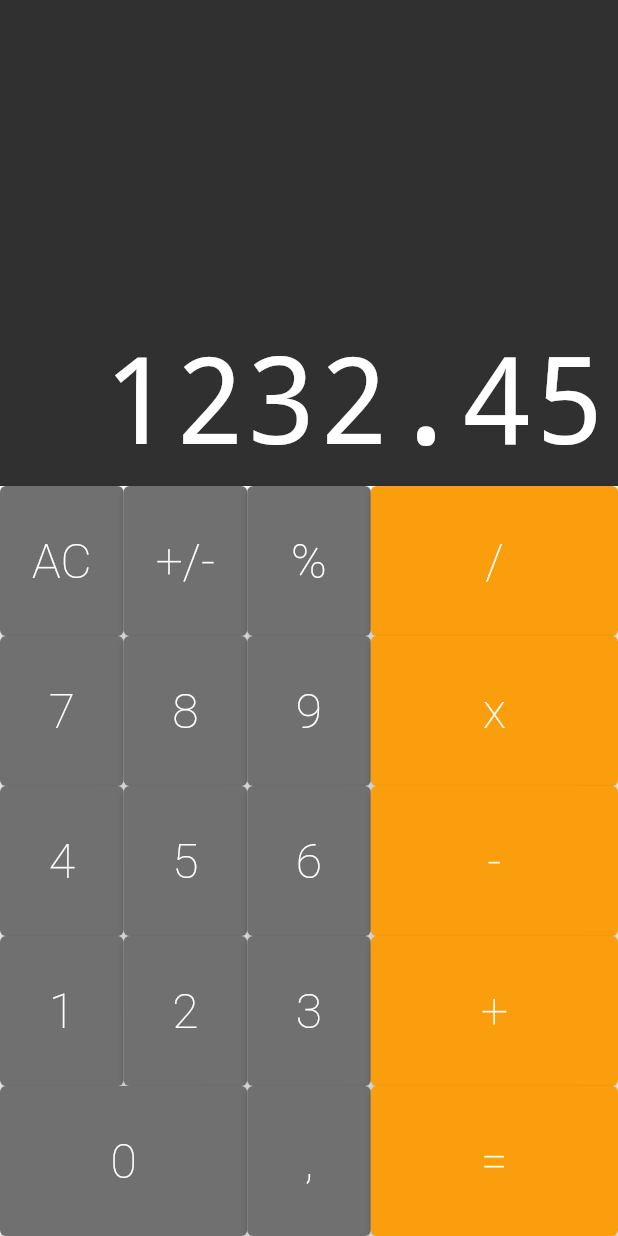
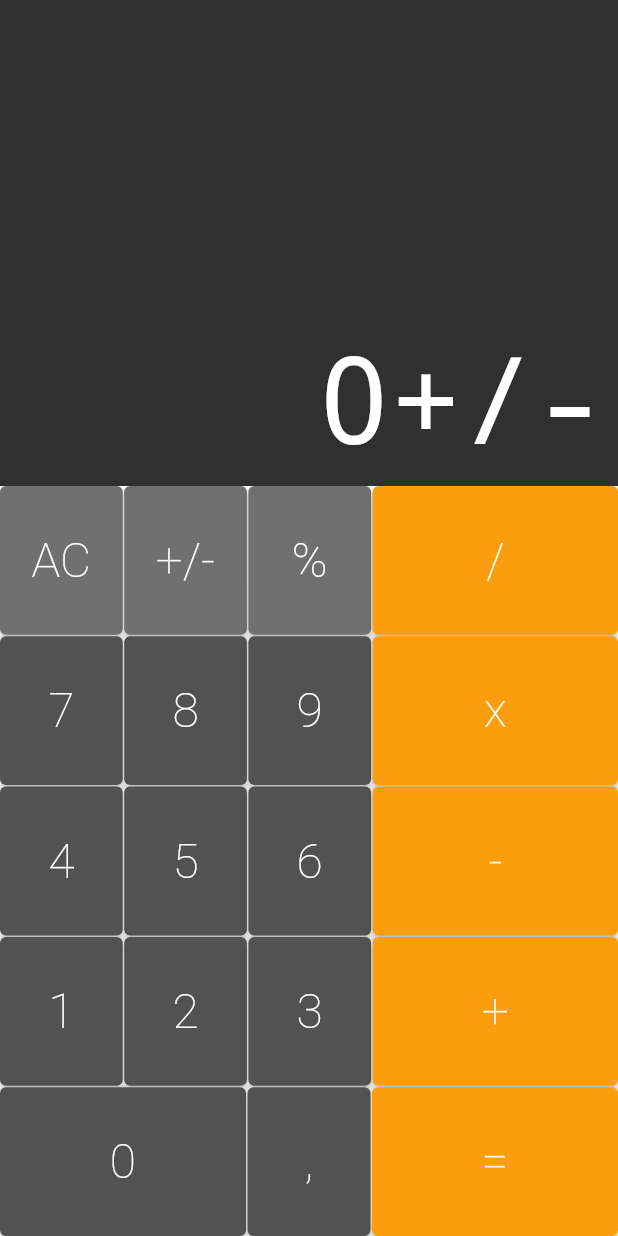
Before and after one commit to Falleiro/Faculdade, a Flutter app: the screen it shows after launch, after a tap on "+/-", on a phone screen of 412 x 824 dp. Run offline on Flutter 3.47's test engine with Material 2 defaults, Android fonts, the phone set to English and light mode, and no system bars; drawn by our look-alikes of auto_size_text.

Commit message:
Finalizando o layout da calculadora

```diff
--- a/calculadora/lib/components/burron_row.dart
+++ b/calculadora/lib/components/burron_row.dart
@@ -14,7 +14,10 @@ class ButtonRow extends StatelessWidget {
       flex: 1,
       child: Row(
         crossAxisAlignment: CrossAxisAlignment.stretch,
-        children: buttons,
+        children: buttons.fold(<Widget>[], (list, b) {
+          list.isEmpty ? list.add(b) : list.addAll([SizedBox(width: 1), b]);
+          return list;
+        }),
       ),
     );
   }
--- a/calculadora/lib/components/button.dart
+++ b/calculadora/lib/components/button.dart
@@ -3,30 +3,34 @@ import 'package:flutter/src/widgets/placeholder.dart';
 import 'package:flutter/material.dart';
 
 class Button extends StatelessWidget {
-  static const DARK = Color.fromRGBO(82, 82, 82, 1);
-  static const DEFAULT = Color.fromRGBO(112, 112, 112, 1);
+  static const DEFAULT = Color.fromRGBO(82, 82, 82, 1);
+  static const GRAY = Color.fromRGBO(112, 112, 112, 1);
   static const OPERATION = Color.fromRGBO(250, 158, 13, 1);
 
   final String text;
   final bool big;
   final Color color;
+  final void Function(String) cb;
 
   Button({
     required this.text,
     this.big = false,
     this.color = DEFAULT,
+    required this.cb,
   });
 
   Button.Big({
     required this.text,
     this.big = true,
     this.color = DEFAULT,
+    required this.cb,
   });
 
   Button.Operation({
     required this.text,
     this.big = true,
     this.color = OPERATION,
+    required this.cb,
   });
 
   @override
@@ -45,7 +49,7 @@ class Button extends StatelessWidget {
             fontWeight: FontWeight.w200,
           ),
         ),
-        onPressed: () {},
+        onPressed: () => cb(text),
       ),
     );
   }
--- a/calculadora/lib/components/keyboard.dart
+++ b/calculadora/lib/components/keyboard.dart
@@ -3,6 +3,10 @@ import 'burron_row.dart';
 import 'button.dart';
 
 class Keyboard extends StatelessWidget {
+  final void Function(String) cb;
+
+  Keyboard(this.cb);
+
   @override
   Widget build(BuildContext context) {
     return Container(
@@ -10,33 +14,37 @@ class Keyboard extends StatelessWidget {
       child: Column(
         children: <Widget>[
           ButtonRow([
-            Button(text: 'AC'),
-            Button(text: '+/-'),
-            Button(text: '%'),
-            Button.Operation(text: '/'),
+            Button(text: 'AC', color: Button.GRAY, cb: cb),
+            Button(text: '+/-', color: Button.GRAY, cb: cb),
+            Button(text: '%', color: Button.GRAY, cb: cb),
+            Button.Operation(text: '/', cb: cb),
           ]),
+          SizedBox(height: 1),
           ButtonRow([
-            Button(text: '7'),
-            Button(text: '8'),
-            Button(text: '9'),
-            Button.Operation(text: 'x'),
+            Button(text: '7', cb: cb),
+            Button(text: '8', cb: cb),
+            Button(text: '9', cb: cb),
+            Button.Operation(text: 'x', cb: cb),
           ]),
+          SizedBox(height: 1),
           ButtonRow([
-            Button(text: '4'),
-            Button(text: '5'),
-            Button(text: '6'),
-            Button.Operation(text: '-'),
+            Button(text: '4', cb: cb),
+            Button(text: '5', cb: cb),
+            Button(text: '6', cb: cb),
+            Button.Operation(text: '-', cb: cb),
           ]),
+          SizedBox(height: 1),
           ButtonRow([
-            Button(text: '1'),
-            Button(text: '2'),
-            Button(text: '3'),
-            Button.Operation(text: '+'),
+            Button(text: '1', cb: cb),
+            Button(text: '2', cb: cb),
+            Button(text: '3', cb: cb),
+            Button.Operation(text: '+', cb: cb),
           ]),
+          SizedBox(height: 1),
           ButtonRow([
-            Button.Big(text: '0'),
-            Button(text: ','),
-            Button.Operation(text: '='),
+            Button.Big(text: '0', cb: cb),
+            Button(text: ',', cb: cb),
+            Button.Operation(text: '=', cb: cb),
           ]),
         ],
       ),
--- a/calculadora/lib/models/memory.dart
+++ b/calculadora/lib/models/memory.dart
@@ -1 +1,19 @@
-class Memory {}
+class Memory {
+  String _value = '0';
+
+  void applyCommand(String command) {
+    if (command == 'AC') {
+      _allClear();
+    } else {
+      _value += command;
+    }
+  }
+
+  _allClear() {
+    _value = '0';
+  }
+
+  String get value {
+    return _value;
+  }
+}
--- a/calculadora/lib/screens/calculator.dart
+++ b/calculadora/lib/screens/calculator.dart
@@ -1,17 +1,29 @@
 import 'package:flutter/material.dart';
 import '../components/display.dart';
 import '../components/keyboard.dart';
+import '../models/memory.dart';
 
-class Calculator extends StatelessWidget {
-  const Calculator({super.key});
+class Calculator extends StatefulWidget {
+  @override
+  State<Calculator> createState() => _CalculatorState();
+}
+
+class _CalculatorState extends State<Calculator> {
+  final Memory memory = Memory();
+
+  _onPressed(String command) {
+    setState(() {
+      memory.applyCommand(command);
+    });
+  }
 
   @override
   Widget build(BuildContext context) {
     return MaterialApp(
       home: Column(
         children: <Widget>[
-          Display('1232.45'),
-          Keyboard(),
+          Display(memory.value),
+          Keyboard(_onPressed),
         ],
       ),
     );
```
